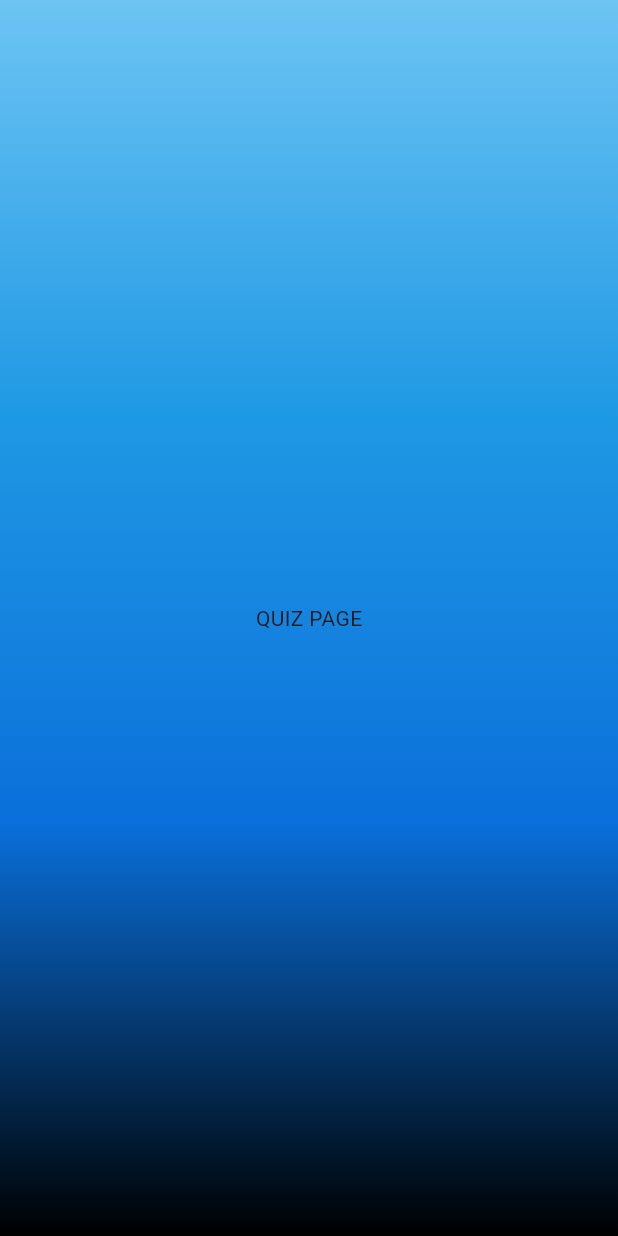
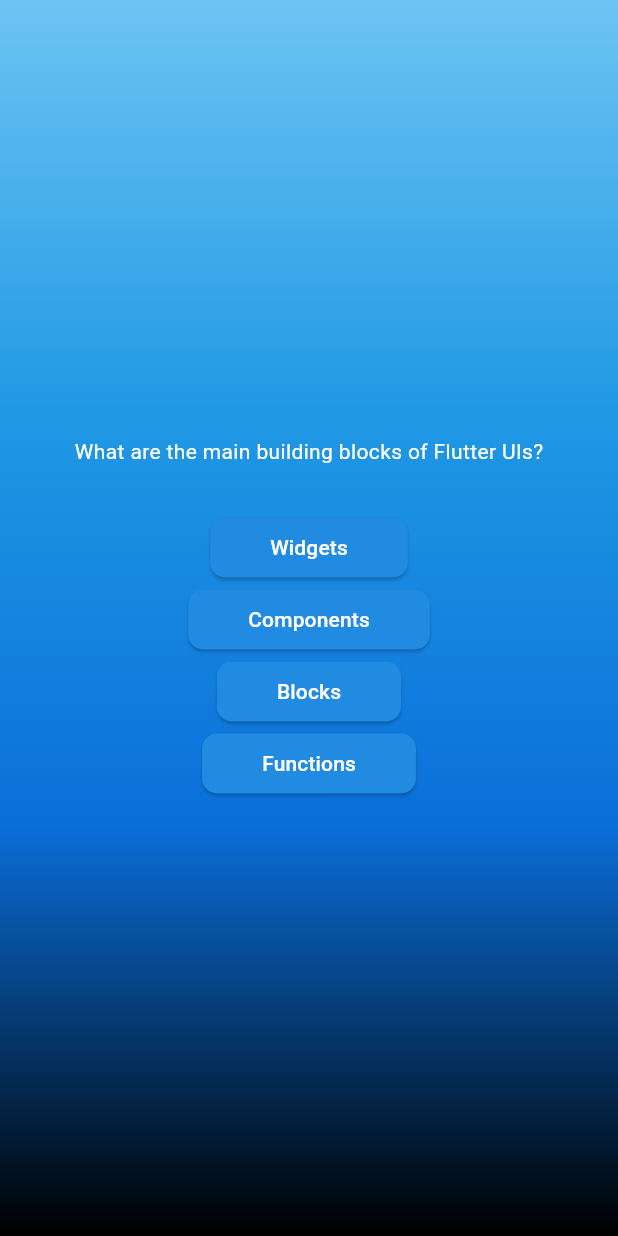
Before and after one commit to Len25206/flutter_quiz, a Flutter app: the screen it shows after launch, after a tap on "START QUIZ", on a phone screen of 412 x 824 dp. Run offline on Flutter 3.47's test engine with Material 3 defaults, Android fonts, the phone set to English and light mode, and no system bars.

Commit message:
implement list and model with spread operator flutter

```diff
--- /dev/null
+++ b/lib/answer_button.dart
@@ -0,0 +1,26 @@
+import 'package:flutter/material.dart';
+
+class AnswerButton extends StatelessWidget {
+  const AnswerButton({
+    super.key,
+    required this.answerText,
+    required this.answerTap,
+  });
+
+  final String answerText;
+  final void Function() answerTap;
+
+  @override
+  Widget build(BuildContext context) {
+    return ElevatedButton(
+      onPressed: answerTap,
+      style: ElevatedButton.styleFrom(
+        padding: EdgeInsets.symmetric(horizontal: 40, vertical: 10),
+        backgroundColor: const Color.fromARGB(255, 33, 139, 226),
+        foregroundColor: Colors.white,
+        shape: RoundedRectangleBorder(borderRadius: BorderRadius.circular(10)),
+      ),
+      child: Text(answerText),
+    );
+  }
+}
--- /dev/null
+++ b/lib/data/questions.dart
@@ -0,0 +1,43 @@
+import 'package:flutter_quiz/models/quiz_question.dart';
+
+const questions = [
+  QuizQuestion('What are the main building blocks of Flutter UIs?', [
+    'Widgets',
+    'Components',
+    'Blocks',
+    'Functions',
+  ]),
+  QuizQuestion('How are Flutter UIs built?', [
+    'By combining widgets in code',
+    'By combining widgets in a visual editor',
+    'By defining widgets in config files',
+    'By using XCode for iOS and Android Studio for Android',
+  ]),
+  QuizQuestion('What\'s the purpose of a StatefulWidget?', [
+    'Update UI as data changes',
+    'Update data as UI changes',
+    'Ignore data changes',
+    'Render UI that does not depend on data',
+  ]),
+  QuizQuestion(
+    'Which widget should you try to use more often: StatelessWidget or StatefulWidget?',
+    [
+      'StatelessWidget',
+      'StatefulWidget',
+      'Both are equally good',
+      'None of the above',
+    ],
+  ),
+  QuizQuestion('What happens if you change data in a StatelessWidget?', [
+    'The UI is not updated',
+    'The UI is updated',
+    'The closest StatefulWidget is updated',
+    'Any nested StatefulWidgets are updated',
+  ]),
+  QuizQuestion('How should you update data inside of StatefulWidgets?', [
+    'By calling setState()',
+    'By calling updateData()',
+    'By calling updateUI()',
+    'By calling updateState()',
+  ]),
+];
--- a/lib/exam_button.dart
+++ /dev/null
@@ -1,26 +0,0 @@
-import 'package:flutter/material.dart';
-
-class ExamButton extends StatefulWidget {
-  const ExamButton({super.key});
-
-  @override
-  State<StatefulWidget> createState() {
-    return ProceedExam();
-  }
-}
-
-class ProceedExam extends State<ExamButton> {
-  void proceedOnExam() {
-    setState(() {});
-  }
-
-  @override
-  Widget build(BuildContext context) {
-    return ElevatedButton.icon(
-      onPressed: proceedOnExam,
-      style: TextButton.styleFrom(fixedSize: Size.fromWidth(200),),
-      label: const Text("START QUIZ", style: TextStyle(color: Colors.black)),
-      icon: const Icon(Icons.arrow_forward),
-    );
-  }
-}
--- /dev/null
+++ b/lib/models/quiz_question.dart
@@ -0,0 +1,5 @@
+class QuizQuestion {
+  const QuizQuestion(this.text, this.answer);
+  final String text;
+  final List<String> answer;
+}
--- a/lib/page/questions_page.dart
+++ b/lib/page/questions_page.dart
@@ -1,16 +1,33 @@
 import 'package:flutter/material.dart';
+import 'package:flutter_quiz/answer_button.dart';
+import 'package:flutter_quiz/data/questions.dart';
 
-class QuestionsPage extends StatefulWidget{
+class QuestionsPage extends StatefulWidget {
   const QuestionsPage({super.key});
 
   @override
   State<QuestionsPage> createState() => _QuestionPage();
 }
 
-class _QuestionPage extends State<QuestionsPage>{
+class _QuestionPage extends State<QuestionsPage> {
   @override
   Widget build(BuildContext context) {
-   return Center(child: Text("QUIZ PAGE"));
+    final currentQuestion = questions[0];
+
+    return SizedBox(
+      width: double.infinity,
+      child: Center(
+        child: Column(
+          mainAxisSize: MainAxisSize.min,
+          children: [
+            Text(currentQuestion.text, style: TextStyle(color: Colors.white)),
+            const SizedBox(height: 30),
+            ...currentQuestion.answer.map((item){
+              return AnswerButton(answerText: item, answerTap: () {});
+            }),
+          ],
+        ),
+      ),
+    );
   }
-
 }
--- a/lib/page/quiz.dart
+++ b/lib/page/quiz.dart
@@ -10,21 +10,21 @@ class Quiz extends StatefulWidget {
 }
 
 class _Quiz extends State<Quiz> {
-  Widget? activeScreen;
-  @override
-  void initState() {
-    activeScreen = HomePage(switchScreen);
-    super.initState();
-  }
+  var activeScreen = 'start-screen';
 
   void switchScreen() {
     setState(() {
-      activeScreen = const QuestionsPage();
+      activeScreen = 'question-screen';
     });
   }
 
   @override
   Widget build(BuildContext context) {
+    final screenWidget =
+        activeScreen == 'start-screen'
+            ? HomePage(switchScreen)
+            : const QuestionsPage();
+
     return MaterialApp(
       home: Scaffold(
         body: Container(
@@ -40,7 +40,7 @@ class _Quiz extends State<Quiz> {
               end: Alignment.bottomCenter,
             ),
           ),
-          child: activeScreen,
+          child: screenWidget,
         ),
       ),
       debugShowCheckedModeBanner: false,
```
Also changed, not shown: 1 other file.
